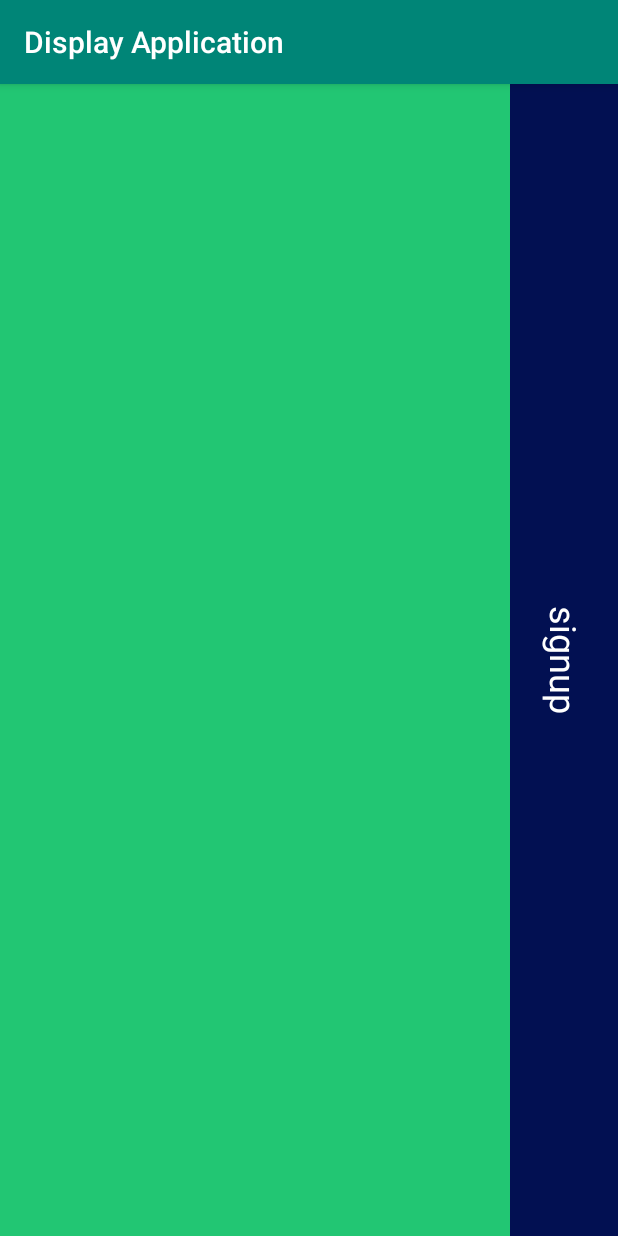
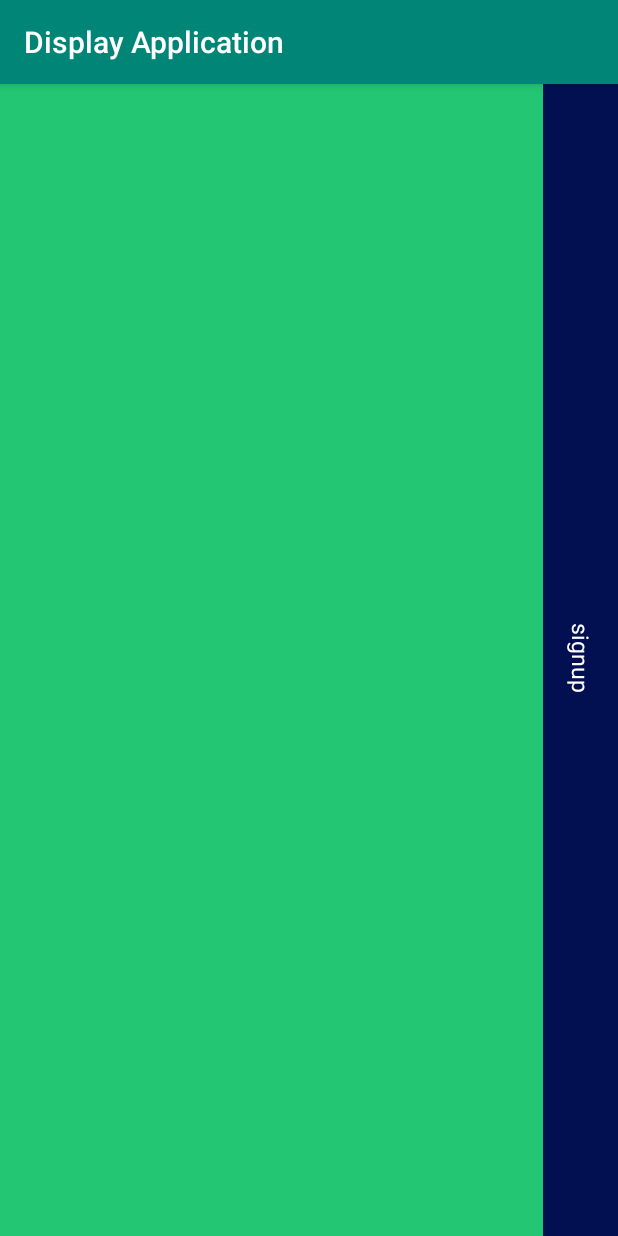
Before and after one commit to tranquilvid/DisplayApplication, an Android app: the screen it shows after launch (MainActivity), on a phone screen of 412 x 824 dp. Run offline under Robolectric (Android 15) with nearby library versions, the phone set to English and light mode, and no system bars.

Commit message:
Read me changed

```diff
--- a/app/src/main/java/com/ndz/displayapplication/MainActivity.java
+++ b/app/src/main/java/com/ndz/displayapplication/MainActivity.java
@@ -6,6 +6,8 @@ import androidx.fragment.app.FragmentManager;
 import android.graphics.Color;
 import android.os.Bundle;
 import android.view.Gravity;
+import android.view.View;
+import android.widget.LinearLayout;
 import android.widget.Toast;
 
 import com.ndz.displayhelper.dialog.DialogManager;
@@ -16,6 +18,7 @@ import com.ndz.displayhelper.toast.ToastManager;
 
 
 public class MainActivity extends AppCompatActivity {
+    LinearLayout mLayout;
 
 
 
@@ -23,20 +26,28 @@ public class MainActivity extends AppCompatActivity {
     protected void onCreate(Bundle savedInstanceState) {
         super.onCreate(savedInstanceState);
         setContentView(R.layout.activity_main);
-       /* ToastManager mbuilder = new ToastManager.Builder().setcontext(this).setMessage("hello").setDuration(1).setDrawable(R.drawable.iconfinder_star_227558).setGravity((Gravity.CENTER_HORIZONTAL)).build();
+        ToastManager mbuilder = new ToastManager.Builder().setcontext(this).setMessage("hello user").setDuration(1).setDrawable(R.drawable.iconfinder_star_227558).setGravity((Gravity.FILL_HORIZONTAL)).build();
         mbuilder.showToast();
-        DialogManager mdialogbuilder = new DialogManager.Builder().setContext(this).setTitle("Alert").setPositivebutton("Yes", new DialogManager.DialogListenerClick() {
+
+
+        mLayout=findViewById(R.id.layout_login);
+        mLayout.setOnClickListener(new View.OnClickListener() {
+            @Override
+            public void onClick(View view) {
+                DialogManager mdialogbuilder = new DialogManager.Builder().setContext(MainActivity.this).setTitle("Alert").setPositivebutton("Yes", new DialogManager.DialogListenerClick() {
                     @Override
                     public void onButtonClick() {
                         Toast.makeText(getApplicationContext(),"Positive",Toast.LENGTH_LONG).show();
                     }
                 }).setMessage("My Alert Dialog").build();
-        mdialogbuilder.showDialog();*/
-        ProgressManager mManager = new ProgressManager.Builder().setmContext(this).setMaxLimit(100).setmMessage("Loading....").setmTitle("Api Call").setStyle(1).setmTheme(0).build();
+                mdialogbuilder.showDialog();
+               /* ProgressManager mManager = new ProgressManager.Builder().setmContext(this).setMaxLimit(100).setmMessage("Loading....").setmTitle("Api Call").setStyle(1).setmTheme(0).build();
                 mManager.showProgress();
                 FragmentManager mFragmentManager=getSupportFragmentManager();
                 MaterialDialogManager mDialogManager=new MaterialDialogManager.Builder().setButtoncolor(Color.parseColor("#bb6dc7")).setButtonText("YES").setTitle("Success").setIvBackground(Color.parseColor("#bb6dc7")).build();
-        mDialogManager.showDialog(mFragmentManager);
+                mDialogManager.showDialog(mFragmentManager);*/
+            }
+        });
 
     }
 }
--- a/app/src/main/res/layout/activity_main.xml
+++ b/app/src/main/res/layout/activity_main.xml
@@ -12,6 +12,7 @@
         android:background="#22C673"
         tools:context=".MainActivity">
         <LinearLayout
+            android:id="@+id/layout_login"
             android:layout_width="wrap_content"
             android:layout_height="match_parent"
             android:background="#021052"
@@ -22,14 +23,13 @@
             app:layout_constraintBottom_toBottomOf="parent">
 
        <TextView
-           android:layout_width="wrap_content"
+           android:layout_width="50dp"
            android:layout_height="wrap_content"
            android:text="signup"
-           android:textSize="24sp"
+           android:textSize="15sp"
            android:rotation="90"
            android:layout_gravity="center"
            android:textColor="#FFFFFF"/>
-
         </LinearLayout>
 
     </androidx.constraintlayout.widget.ConstraintLayout>
```
Also changed, not shown: app/src/main/java/com/ndz/displayapplication/SampleApplication.java (deleted, +0 -15 lines), 1 other file. Lines whose indentation alone changed are shown as unchanged.
